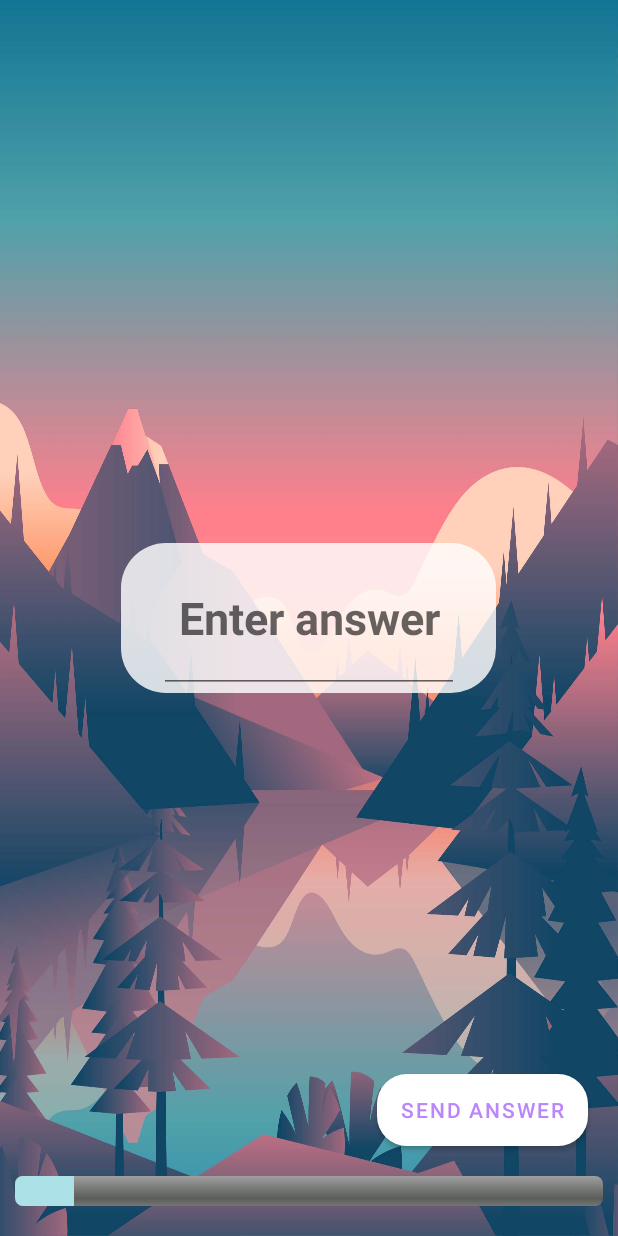
After one commit to SpykeX3/NSUTrivia, an Android app: the NearestValueTask screen opened through its navigation route, on a phone screen of 412 x 824 dp. The commit adds this screen. Run offline under Robolectric (Android 15) with nearby library versions, the phone set to English and light mode, and no system bars; network calls fail; 2 statements that could not run were skipped.

Commit message:
added draft for the set the nearest answer task

```diff
--- a/Quiz/app/src/main/java/ru/nsu/trivia/quiz/LobbyActivity.kt
+++ b/Quiz/app/src/main/java/ru/nsu/trivia/quiz/LobbyActivity.kt
@@ -89,7 +89,7 @@ class LobbyActivity : AppCompatActivity() {
             Thread.sleep(500);
             val request = UsingTokenRequest()
             request.token = TokenController.getToken(context)
-            val lobby = APIConnector.doPost("lobby/get", request)
+            val lobby = APIConnector.doGet("lobby/get", request)
             if (!lobby.equals("")) {
                 val objectMapper = ObjectMapper()
                 lobbyDTO = objectMapper.readValue<LobbyDTO>(lobby)
--- a/Quiz/app/src/main/java/ru/nsu/trivia/quiz/MenuActivity.kt
+++ b/Quiz/app/src/main/java/ru/nsu/trivia/quiz/MenuActivity.kt
@@ -106,7 +106,7 @@ class MenuActivity : AppCompatActivity() {
                 Log.d("Token", TokenController.getToken(context))
                 return TokenController.getToken(context)
             }
-            val token = APIConnector.doPost("token/generate", null)
+            val token = APIConnector.doPost("token/generate", null).trim()
             TokenController.setToken(token, context)
             Log.d("Token", token)
             return token
--- /dev/null
+++ b/Quiz/app/src/main/java/ru/nsu/trivia/quiz/gameFragments/NearestValueTask.kt
@@ -0,0 +1,73 @@
+package ru.nsu.trivia.quiz.gameFragments
+
+import android.os.Bundle
+import android.os.Handler
+import android.os.Looper
+import androidx.fragment.app.Fragment
+import android.view.LayoutInflater
+import android.view.View
+import android.view.ViewGroup
+import android.widget.ProgressBar
+import android.widget.TextView
+import androidx.recyclerview.widget.LinearLayoutManager
+import androidx.recyclerview.widget.RecyclerView
+import ru.nsu.trivia.common.dto.model.task.SelectAnswerTask
+import ru.nsu.trivia.common.dto.model.task.SetNearestValueTask
+import ru.nsu.trivia.quiz.QuizActivity
+import ru.nsu.trivia.quiz.R
+import ru.nsu.trivia.quiz.adapters.EmptyAdapter
+import ru.nsu.trivia.quiz.adapters.VariantsRecyclerViewAdapter
+
+class NearestValueTask : Fragment() {
+
+    var isSet = false
+    lateinit var task: SetNearestValueTask
+
+    override fun onCreate(savedInstanceState: Bundle?) {
+        super.onCreate(savedInstanceState)
+        arguments?.let {
+        }
+    }
+
+    override fun onCreateView(
+        inflater: LayoutInflater, container: ViewGroup?,
+        savedInstanceState: Bundle?
+    ): View? {
+        // Inflate the layout for this fragment
+        return inflater.inflate(R.layout.fragment_nearest_value_task, container, false)
+    }
+
+    override fun onViewCreated(view: View, savedInstanceState: Bundle?) {
+        super.onViewCreated(view, savedInstanceState)
+
+        val progressBar = view.findViewById<ProgressBar>(R.id.progressBar)
+        progressBar?.max = 10
+        val handler = Handler(Looper.getMainLooper())
+        val time = System.currentTimeMillis()
+        handler.post(object : Runnable {
+            override fun run() {
+                if (Math.abs(System.currentTimeMillis() - time) < 10 * 1000) {
+                    progressBar?.progress = Math.abs(System.currentTimeMillis() - time).toInt() / 1000
+                    handler.postDelayed(this, 1000)
+                    println(-System.currentTimeMillis() + time)
+                } else {
+                    goToLobbyResult()
+                }
+            }
+        })
+    }
+
+    fun goToLobbyResult(){
+        (context as QuizActivity).showResults()
+    }
+
+    fun showQuestion(task: SetNearestValueTask) {
+        if (view == null){
+            isSet = true
+            this.task = task
+        } else {
+            isSet = false
+            view?.findViewById<TextView>(R.id.text_view_question)?.text = task.question
+        }
+    }
+}
--- /dev/null
+++ b/Quiz/app/src/main/res/layout/fragment_nearest_value_task.xml
@@ -0,0 +1,60 @@
+<?xml version="1.0" encoding="utf-8"?>
+<FrameLayout xmlns:android="http://schemas.android.com/apk/res/android"
+    xmlns:app="http://schemas.android.com/apk/res-auto"
+    xmlns:tools="http://schemas.android.com/tools"
+    android:id="@+id/fragment_nearest_value_task"
+    android:layout_width="match_parent"
+    android:layout_height="match_parent"
+    tools:context=".gameFragments.SimpleTask">
+
+    <ImageView
+        android:layout_width="250dp"
+        android:layout_height="100dp"
+        android:layout_gravity="center"
+        android:src="@drawable/recycler_view_background" />
+
+    <TextView
+        android:id="@+id/text_view_question"
+        android:layout_width="match_parent"
+        android:layout_height="100dp"
+        android:layout_marginTop="100dp"
+        android:layout_gravity="top"
+        android:textColor="@color/white"
+        android:textSize="25sp"
+        android:textStyle="bold"
+        android:gravity="center"/>
+
+    <EditText
+        android:layout_width="200dp"
+        android:layout_height="100dp"
+        android:layout_gravity="center"
+        android:gravity="center"
+        android:textSize="30sp"
+        android:textStyle="bold"
+        android:hint="@string/enter_answer"
+        />
+
+    <Button
+        android:layout_width="wrap_content"
+        android:layout_height="wrap_content"
+        android:background="@drawable/buttons_corner"
+        style="@style/Buttons.NotActive"
+        android:text="@string/send_answer"
+        android:layout_gravity="bottom|end"
+        android:layout_marginEnd="20dp"
+        android:layout_marginBottom="60dp"
+        />
+    <ProgressBar
+        android:id="@+id/progressBar"
+        style="@android:style/Widget.ProgressBar.Horizontal"
+        android:layout_width="match_parent"
+        android:layout_height="wrap_content"
+        android:layout_gravity="bottom"
+        android:layout_marginStart="10dp"
+        android:layout_marginTop="20dp"
+        android:layout_marginEnd="10dp"
+        android:layout_marginBottom="20dp"
+        android:backgroundTint="@color/gray_700"
+        android:progressTint="#ACE1E8" />
+
+</FrameLayout>
--- a/Quiz/app/src/main/res/navigation/navigation_game.xml
+++ b/Quiz/app/src/main/res/navigation/navigation_game.xml
@@ -15,6 +15,9 @@
         <action
             android:id="@+id/action_simple_question_self"
             app:destination="@id/simple_question" />
+        <action
+            android:id="@+id/action_simple_question_to_nearestValueTask"
+            app:destination="@id/nearestValueTask" />
     </fragment>
     <fragment
         android:id="@+id/simpleTaskResult"
@@ -24,5 +27,19 @@
         <action
             android:id="@+id/action_simpleTaskResult_to_simple_question"
             app:destination="@id/simple_question" />
+        <action
+            android:id="@+id/action_simpleTaskResult_to_nearestValueTask"
+            app:destination="@id/nearestValueTask" />
+    </fragment>
+    <fragment
+        android:id="@+id/nearestValueTask"
+        android:name="ru.nsu.trivia.quiz.gameFragments.NearestValueTask"
+        android:label="NearestValueTask" >
+        <action
+            android:id="@+id/action_nearestValueTask_to_simpleTaskResult"
+            app:destination="@id/simpleTaskResult" />
+        <action
+            android:id="@+id/action_nearestValueTask_to_simple_question2"
+            app:destination="@id/simple_question" />
     </fragment>
 </navigation>
--- a/Quiz/app/src/main/res/values/strings.xml
+++ b/Quiz/app/src/main/res/values/strings.xml
@@ -13,4 +13,6 @@
     <string name="answer_the_question_as_quickly_as_you_can">Answer the question as quickly as you can.</string>
     <string name="dummy_button">Dummy Button</string>
     <string name="dummy_content">DUMMY\nCONTENT</string>
+    <string name="enter_answer">Enter answer</string>
+    <string name="send_answer">Send answer</string>
 </resources>
--- a/common/lib/src/main/java/ru/nsu/trivia/common/dto/model/task/SelectAnswerTask.java
+++ b/common/lib/src/main/java/ru/nsu/trivia/common/dto/model/task/SelectAnswerTask.java
@@ -14,6 +14,7 @@ public class SelectAnswerTask extends Task {
         this.question = question;
         this.variants = variants;
         this.correctVariantId = correctVariantId;
+        this.type = Type.Select_answer;
     }
 
     public String getQuestion() {
--- /dev/null
+++ b/common/lib/src/main/java/ru/nsu/trivia/common/dto/model/task/SetNearestValueAnswer.java
@@ -0,0 +1,5 @@
+package ru.nsu.trivia.common.dto.model.task;
+
+public class SetNearestValueAnswer extends Answer {
+
+}
--- a/server/src/main/java/ru/nsu/trivia/server/controllers/LobbyController.java
+++ b/server/src/main/java/ru/nsu/trivia/server/controllers/LobbyController.java
@@ -16,13 +16,13 @@ public class LobbyController {
     @Autowired
     LobbyService lobbyService;
 
-    @PostMapping(value = "/get", consumes = MediaType.APPLICATION_JSON_VALUE, produces =
+    @GetMapping(value = "/get", consumes = MediaType.APPLICATION_JSON_VALUE, produces =
             MediaType.APPLICATION_JSON_VALUE)
     LobbyDTO getLobbyState(@RequestBody UsingTokenRequest request) {
         return lobbyService.getLobbyByToken(request.getToken());
     }
 
-    @PostMapping(value = "/subscribe", consumes = MediaType.APPLICATION_JSON_VALUE, produces =
+    @GetMapping(value = "/subscribe", consumes = MediaType.APPLICATION_JSON_VALUE, produces =
             MediaType.APPLICATION_JSON_VALUE)
     DeferredResult<LobbyDTO> subscribeLobbyState(@RequestBody UsingTokenRequest request) {
         DeferredResult<LobbyDTO> result = new DeferredResult<>();
```
Also changed, not shown: Quiz/app/src/main/java/ru/nsu/trivia/quiz/QuizActivity.kt (+13 -0 lines), Quiz/app/src/main/java/ru/nsu/trivia/quiz/clientTasks/APIConnector.java (+16 -34 lines), common/lib/src/main/java/ru/nsu/trivia/common/dto/model/task/SetNearestValueTask.java (added, +33 -0 lines).
